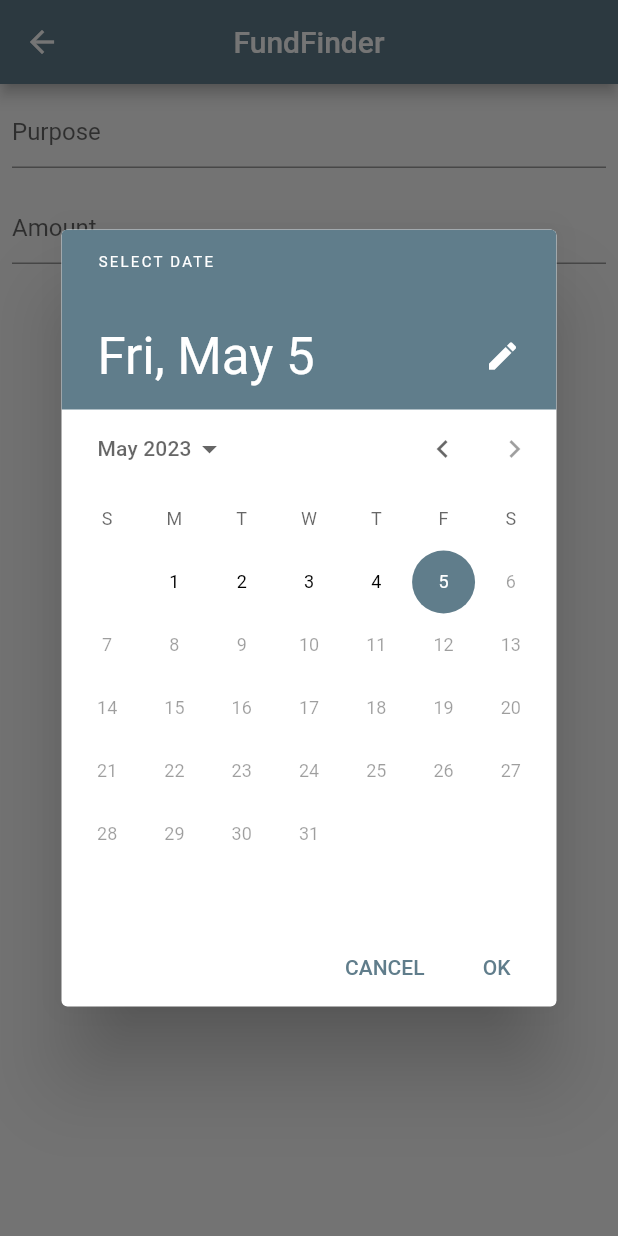
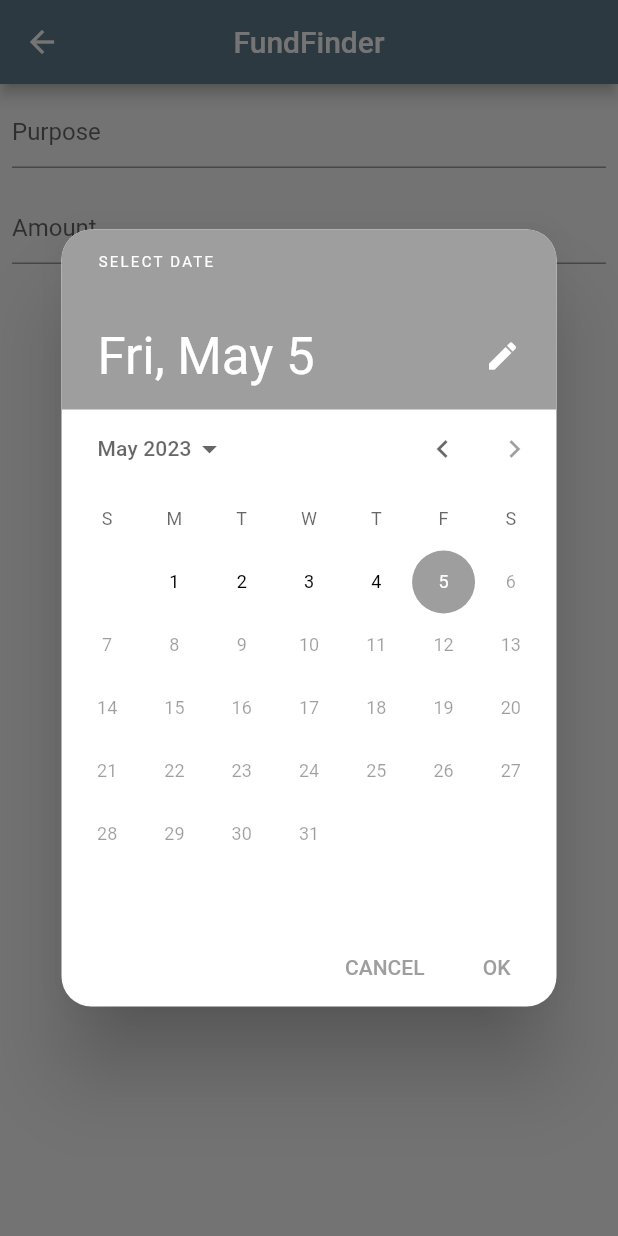
Before and after one commit to anilantony49/money-manager_FundFinder, a Flutter app: the TransactionTextField screen opened by its route, after a tap on "Select Date", on a phone screen of 412 x 824 dp. Run offline on Flutter 3.47's test engine with Material 2 defaults, Android fonts, the phone set to English and light mode, and no system bars; our stand-ins replace flutter_slidable, hive_flutter; accounts and stored records are empty.

Commit message:
solve the transaction update error

```diff
--- a/lib/db/transaction_db.dart
+++ b/lib/db/transaction_db.dart
@@ -42,9 +42,7 @@ class TransactionDb implements TransactionDbfunctions {
     transactionListNotifier.value.clear();
     transactionListNotifier.value.addAll(_allTransactions);
 
-//  await Future.forEach(_allTransactions, (transactionModels category){
     transactionListNotifier.notifyListeners();
-//  });
   }
 
   @override
--- a/lib/homescreen.dart
+++ b/lib/homescreen.dart
@@ -17,9 +17,8 @@ class ScreenHome extends StatelessWidget {
   @override
   Widget build(BuildContext context) {
     return Scaffold(
-         backgroundColor: Colors.grey[400],
+        backgroundColor: Colors.grey[400],
         appBar: AppBar(
-          // backgroundColor: Colors.blue,
           title: const Text('FundFinder'),
           centerTitle: true,
         ),
@@ -53,7 +52,7 @@ class ScreenHome extends StatelessWidget {
 
               print("add category");
             } else {
-              ShowCategoryAddPopUp(context);
+              showCategoryAddPopUp(context);
               print("add category");
             }
           },
--- a/lib/screens/transaction/transaction_show_textfield.dart
+++ b/lib/screens/transaction/transaction_show_textfield.dart
@@ -12,7 +12,7 @@ final amoundtextcontroller = TextEditingController();
 const routeName = 'first';
 
 DateTime? _selectedDate;
-CategoryType? _selectedCategoryType;
+CategoryType _selectedCategoryType = CategoryType.income;
 CategoryModels? _selectedCategorModel;
 String? _selectedValue;
 
@@ -56,7 +56,19 @@ class _TransactionTextFieldState extends State<TransactionTextField> {
                   context: context,
                   initialDate: DateTime.now(),
                   firstDate: DateTime.now().subtract(const Duration(days: 30)),
-                  lastDate: DateTime.now());
+                  lastDate: DateTime.now(),
+                  builder: (BuildContext context, Widget? child) {
+                    return Theme(
+                        data: ThemeData(
+                            colorScheme: const ColorScheme.light(
+                              primary: Colors
+                                  .grey, // sets the color of the selected date
+                            ),
+                            dialogTheme: DialogTheme(
+                                shape: RoundedRectangleBorder(
+                                    borderRadius: BorderRadius.circular(20)))),
+                        child: child ?? const SizedBox.shrink());
+                  });
 
               if (_selectedDatetemp == null) {
                 return;
@@ -97,6 +109,9 @@ class _TransactionTextFieldState extends State<TransactionTextField> {
           ]),
         ),
         DropdownButton<String>(
+            dropdownColor: Colors.grey[400],
+            elevation: 8,
+            borderRadius: BorderRadius.circular(10),
             hint: const Text('Select Category'),
             value: _selectedValue,
             items: (_selectedCategoryType == CategoryType.income
@@ -155,7 +170,7 @@ class _TransactionTextFieldState extends State<TransactionTextField> {
       purpose: _purpose,
       isDeleted: false,
       date: _selectedDate!,
-      type: _selectedCategoryType!,
+      type: _selectedCategoryType,
       model: _selectedCategorModel!,
     );
     await TransactionDb.singleton.insertTransaction(_transaction);
```
Also changed, not shown: lib/main.dart (+0 -22 lines), lib/screens/category/catagory.dart (+1 -15 lines), lib/screens/category/category_show_popup.dart (+7 -9 lines), lib/screens/transaction/transcation.dart (+43 -17 lines), 10 other files.
